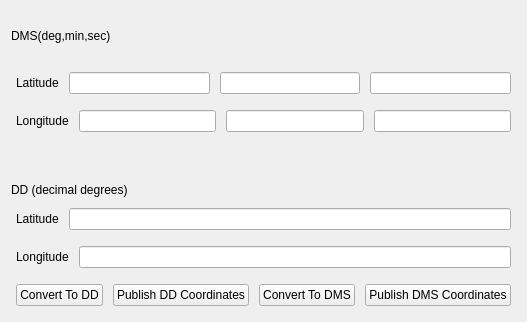
The window that uwrt_rqt_plugins/rqt_gps/src/rqt_gps/gpsconv_plugin.ui (uwrobotics/uwrt_mars_rover) describes before a commit, drawn with Qt 5.
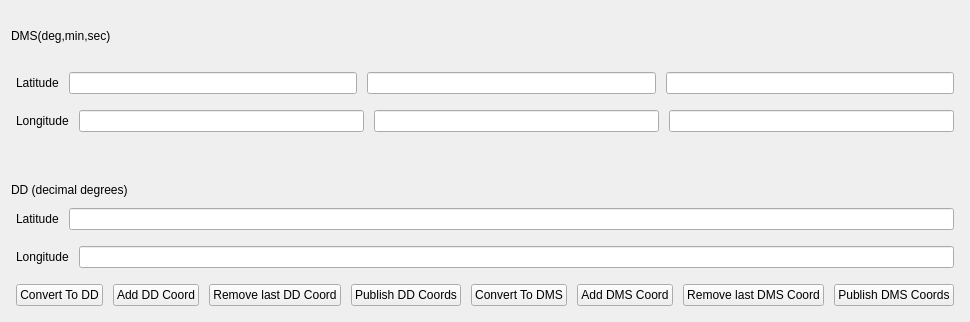
The same window after the commit.

Patch:
```diff
--- a/uwrt_rqt_plugins/rqt_gps/src/rqt_gps/gpsconv_plugin.ui
+++ b/uwrt_rqt_plugins/rqt_gps/src/rqt_gps/gpsconv_plugin.ui
@@ -217,10 +217,22 @@
             <string>Convert To DD</string>
           </property>
       </widget></item>
+      <item>
+      <widget class="QPushButton" name="ddAddButton">
+          <property name="text">
+            <string>Add DD Coord</string>
+          </property>
+      </widget></item>
+      <item>
+      <widget class="QPushButton" name="ddRemButton">
+          <property name="text">
+            <string>Remove last DD Coord</string>
+          </property>
+      </widget></item>
       <item>
       <widget class="QPushButton" name="ddPublishButton">
           <property name="text">
-            <string>Publish DD Coordinates</string>
+            <string>Publish DD Coords</string>
           </property>
       </widget></item>
       <item>
@@ -229,10 +241,22 @@
             <string>Convert To DMS</string>
           </property>
       </widget></item>
+      <item>
+      <widget class="QPushButton" name="dmsAddButton">
+          <property name="text">
+            <string>Add DMS Coord</string>
+          </property>
+      </widget></item>
+      <item>
+      <widget class="QPushButton" name="dmsRemButton">
+          <property name="text">
+            <string>Remove last DMS Coord</string>
+          </property>
+      </widget></item>
       <item>
       <widget class="QPushButton" name="dmsPublishButton">
           <property name="text">
-            <string>Publish DMS Coordinates</string>
+            <string>Publish DMS Coords</string>
           </property>
       </widget></item>
     </layout></item>
```
